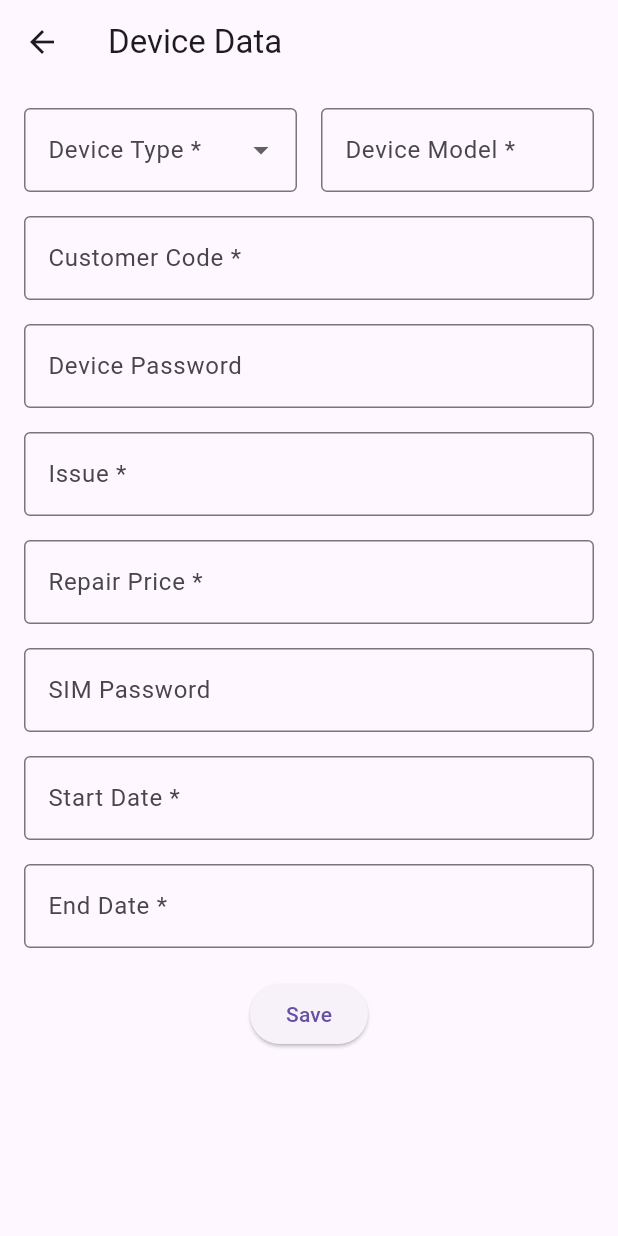
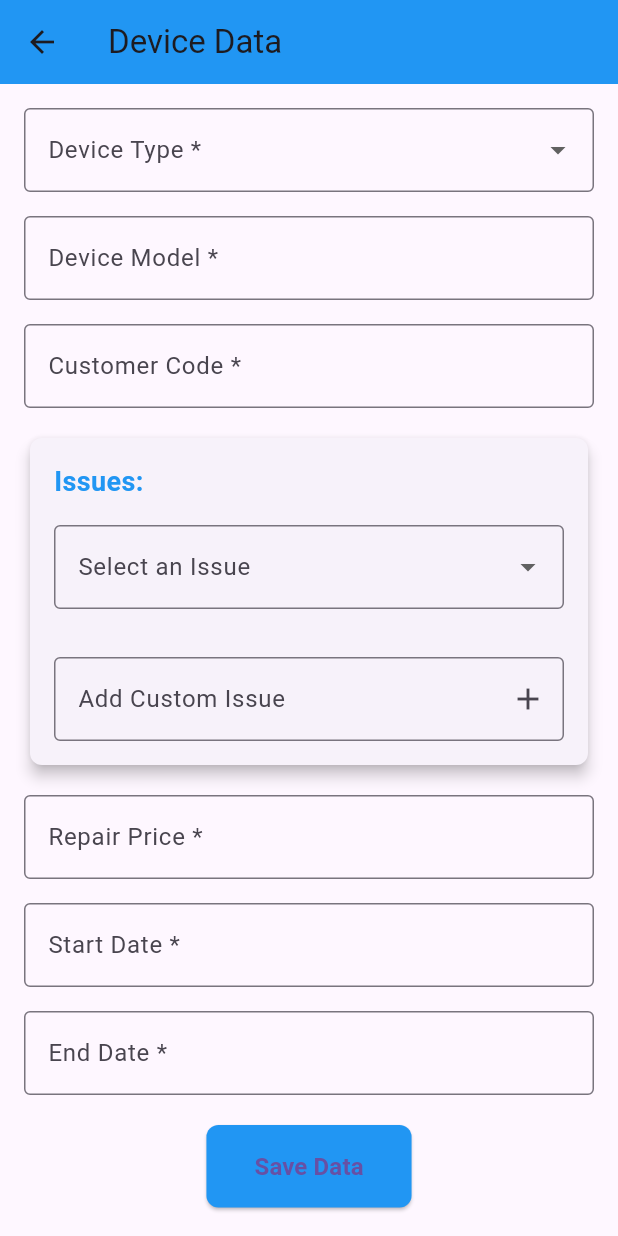
Before and after one commit to shenouda54/handy_notfall, a Flutter app: the screen it shows after launch, after a tap on "Next", on a phone screen of 412 x 824 dp. Run offline on Flutter 3.47's test engine with Material 3 defaults, Android fonts, the phone set to English and light mode, and no system bars.

Commit message:
finish screen 1.1

```diff
--- a/lib/data_telpone_screen.dart
+++ /dev/null
@@ -1,226 +0,0 @@
-import 'package:flutter/material.dart';
-
-class DataTelponeScreen extends StatelessWidget {
-  const DataTelponeScreen({super.key});
-
-  @override
-  Widget build(BuildContext context) {
-    final GlobalKey<FormState> _formKey = GlobalKey<FormState>();
-    final TextEditingController modelController = TextEditingController();
-    final TextEditingController customerCodeController =
-        TextEditingController();
-    final TextEditingController devicePasswordController =
-        TextEditingController();
-    final TextEditingController issueController = TextEditingController();
-    final TextEditingController repairPriceController = TextEditingController();
-    final TextEditingController simPasswordController = TextEditingController();
-    final TextEditingController startDateController = TextEditingController();
-    final TextEditingController endDateController = TextEditingController();
-
-    String? selectedDeviceType;
-    final List<String> deviceTypes = [
-      'Dell',
-      'Apple',
-      'Samsung',
-      'HP',
-      'Lenovo',
-      'Sony',
-      'LG',
-      'Huawei',
-      'Toshiba',
-      'Asus',
-      'Acer',
-      'Microsoft',
-      'Nvidia',
-      'MacBook',
-      'AirPods',
-      'PlayStation',
-      'OLED',
-      'Xiaomi',
-      'Casio ',
-      'Sennheiser ',
-    ];
-
-    return Scaffold(
-      appBar: AppBar(
-        title: const Text('Device Data'),
-      ),
-      body: SingleChildScrollView(
-        padding: const EdgeInsets.all(16.0),
-        child: Form(
-          key: _formKey,
-          child: Column(
-            crossAxisAlignment: CrossAxisAlignment.start,
-            children: [
-              Row(
-                children: [
-                  Expanded(
-                    child:   // نوع الجهاز
-                    DropdownButtonFormField<String>(
-                      value: selectedDeviceType,
-                      decoration: const InputDecoration(
-                        labelText: 'Device Type *',
-                        border: OutlineInputBorder(),
-                      ),
-                      items: deviceTypes
-                          .map((type) => DropdownMenuItem(
-                        value: type,
-                        child: Text(type),
-                      ))
-                          .toList(),
-                      onChanged: (value) {
-                        selectedDeviceType = value;
-                      },
-                      validator: (value) {
-                        if (value == null || value.isEmpty) {
-                          return 'Please select a device type';
-                        }
-                        return null;
-                      },
-                    ),
-                  ),
-                  const SizedBox(width: 16),
-                  Expanded(
-                    child: // موديل الجهاز
-                    TextFormField(
-                      controller: modelController,
-                      decoration: const InputDecoration(
-                        labelText: 'Device Model *',
-                        border: OutlineInputBorder(),
-                      ),
-                      validator: (value) {
-                        if (value == null || value.isEmpty) {
-                          return 'Please enter the device model';
-                        }
-                        return null;
-                      },
-                    ),
-                  ),
-                  const SizedBox(height: 16),
-                ],
-              ),
-
-
-
-
-              const SizedBox(height: 16),
-              // كود العميل
-              TextFormField(
-                controller: customerCodeController,
-                decoration: const InputDecoration(
-                  labelText: 'Customer Code *',
-                  border: OutlineInputBorder(),
-                ),
-                validator: (value) {
-                  if (value == null || value.isEmpty) {
-                    return 'Please enter the customer code';
-                  }
-                  return null;
-                },
-              ),
-              const SizedBox(height: 16),
-              // باسورد الجهاز
-              TextFormField(
-                controller: devicePasswordController,
-                decoration: const InputDecoration(
-                  labelText: 'Device Password',
-                  border: OutlineInputBorder(),
-                ),
-                obscureText: true,
-              ),
-              const SizedBox(height: 16),
-              // العطل
-              TextFormField(
-                controller: issueController,
-                decoration: const InputDecoration(
-                  labelText: 'Issue *',
-                  border: OutlineInputBorder(),
-                ),
-                validator: (value) {
-                  if (value == null || value.isEmpty) {
-                    return 'Please describe the issue';
-                  }
-                  return null;
-                },
-              ),
-              const SizedBox(height: 16),
-              // سعر التصليح
-              TextFormField(
-                controller: repairPriceController,
-                decoration: const InputDecoration(
-                  labelText: 'Repair Price *',
-                  border: OutlineInputBorder(),
-                ),
-                keyboardType: TextInputType.number,
-                validator: (value) {
-                  if (value == null || value.isEmpty) {
-                    return 'Please enter the repair price';
-                  }
-                  return null;
-                },
-              ),
-              const SizedBox(height: 16),
-              // باسورد الشريحة
-              TextFormField(
-                controller: simPasswordController,
-                decoration: const InputDecoration(
-                  labelText: 'SIM Password',
-                  border: OutlineInputBorder(),
-                ),
-                obscureText: true,
-              ),
-              const SizedBox(height: 16),
-              // تاريخ التسجيل
-              TextFormField(
-                controller: startDateController,
-                decoration: const InputDecoration(
-                  labelText: 'Start Date *',
-                  border: OutlineInputBorder(),
-                ),
-                keyboardType: TextInputType.datetime,
-                validator: (value) {
-                  if (value == null || value.isEmpty) {
-                    return 'Please enter the start date';
-                  }
-                  return null;
-                },
-              ),
-              const SizedBox(height: 16),
-              // تاريخ انتهاء التصليح
-              TextFormField(
-                controller: endDateController,
-                decoration: const InputDecoration(
-                  labelText: 'End Date *',
-                  border: OutlineInputBorder(),
-                ),
-                keyboardType: TextInputType.datetime,
-                validator: (value) {
-                  if (value == null || value.isEmpty) {
-                    return 'Please enter the end date';
-                  }
-                  return null;
-                },
-              ),
-              const SizedBox(height: 20),
-              // زر الحفظ
-              Center(
-                child: ElevatedButton(
-                  onPressed: () {
-                    if (_formKey.currentState!.validate()) {
-                      // حفظ البيانات أو أي منطق آخر
-                      ScaffoldMessenger.of(context).showSnackBar(
-                        const SnackBar(
-                            content: Text('Data Saved Successfully!')),
-                      );
-                    }
-                  },
-                  child: const Text('Save'),
-                ),
-              ),
-            ],
-          ),
-        ),
-      ),
-    );
-  }
-}
--- a/lib/screens/data_of_custmer_screen.dart
+++ b/lib/screens/data_of_custmer_screen.dart
@@ -1,5 +1,6 @@
 import 'package:flutter/material.dart';
-import 'package:handy_notfall/data_telpone_screen.dart';
+
+import 'data_telpone_screen.dart';
 
 class CustomerScreen extends StatefulWidget {
   const CustomerScreen({super.key});
--- /dev/null
+++ b/lib/screens/data_telpone_screen.dart
@@ -0,0 +1,327 @@
+import 'package:flutter/material.dart';
+
+class DataTelponeScreen extends StatefulWidget {
+  const DataTelponeScreen({super.key});
+
+  @override
+  State<DataTelponeScreen> createState() => _DataTelponeScreenState();
+}
+
+class _DataTelponeScreenState extends State<DataTelponeScreen> {
+  final GlobalKey<FormState> _formKey = GlobalKey<FormState>();
+  final TextEditingController modelController = TextEditingController();
+  final TextEditingController customerCodeController = TextEditingController();
+  final TextEditingController repairPriceController = TextEditingController();
+  final TextEditingController startDateController = TextEditingController();
+  final TextEditingController endDateController = TextEditingController();
+  final TextEditingController customIssueController = TextEditingController();
+
+  String? selectedDeviceType;
+  final List<String> deviceTypes = [
+    'Dell',
+    'Apple',
+    'Samsung',
+    'HP',
+    'Lenovo',
+    'Sony',
+    'LG',
+    'Huawei',
+    'Toshiba',
+    'Asus',
+    'Acer',
+    'Microsoft',
+  ];
+
+  final List<String> issueOptions = [
+    'Screen',
+    'Battery',
+    'Camera',
+    'Speaker',
+    'Charging Port',
+  ];
+
+  String? selectedIssue;
+  final List<String> selectedIssues = [];
+
+  @override
+  Widget build(BuildContext context) {
+    return Scaffold(
+      appBar: AppBar(
+        title: const Text('Device Data'),
+        backgroundColor: Colors.blue,
+      ),
+      body: SingleChildScrollView(
+        padding: const EdgeInsets.all(16.0),
+        child: Form(
+          key: _formKey,
+          child: Column(
+            crossAxisAlignment: CrossAxisAlignment.start,
+            children: [
+              // اختيار نوع الجهاز
+              _buildDropdownField(
+                label: 'Device Type *',
+                value: selectedDeviceType,
+                items: deviceTypes,
+                onChanged: (value) {
+                  setState(() {
+                    selectedDeviceType = value;
+                  });
+                },
+              ),
+              const SizedBox(height: 16.0),
+
+              // موديل الجهاز
+              _buildInputField(
+                controller: modelController,
+                label: 'Device Model *',
+              ),
+              const SizedBox(height: 16.0),
+
+              // كود العميل
+              _buildInputField(
+                controller: customerCodeController,
+                label: 'Customer Code *',
+              ),
+              const SizedBox(height: 16.0),
+
+              // المشاكل داخل Card
+              Card(
+                elevation: 4.0,
+                shape: RoundedRectangleBorder(
+                  borderRadius: BorderRadius.circular(8.0),
+                ),
+                child: Padding(
+                  padding: const EdgeInsets.all(16.0),
+                  child: Column(
+                    crossAxisAlignment: CrossAxisAlignment.start,
+                    children: [
+                      const Text(
+                        'Issues:',
+                        style: TextStyle(
+                          fontSize: 18.0,
+                          fontWeight: FontWeight.bold,
+                          color: Colors.blue,
+                        ),
+                      ),
+                      const SizedBox(height: 16.0),
+
+                      // اختيار عطل من القائمة
+                      DropdownButtonFormField<String>(
+                        value: selectedIssue,
+                        decoration: const InputDecoration(
+                          labelText: 'Select an Issue',
+                          border: OutlineInputBorder(),
+                        ),
+                        items: issueOptions
+                            .map((issue) => DropdownMenuItem(
+                          value: issue,
+                          child: Text(issue),
+                        ))
+                            .toList(),
+                        onChanged: (value) {
+                          setState(() {
+                            selectedIssue = value;
+                            if (value != null &&
+                                !selectedIssues.contains(value)) {
+                              selectedIssues.add(value);
+                            }
+                          });
+                        },
+                        validator: (value) {
+                          if (selectedIssues.isEmpty) {
+                            return 'Please select at least one issue.';
+                          }
+                          return null;
+                        },
+                      ),
+                      const SizedBox(height: 16.0),
+
+                      // عرض الأعطال المختارة
+                      if (selectedIssues.isNotEmpty)
+                        Wrap(
+                          spacing: 8.0,
+                          runSpacing: 8.0,
+                          children: selectedIssues.map((issue) {
+                            return Chip(
+                              label: Text(issue),
+                              deleteIcon: const Icon(Icons.close),
+                              onDeleted: () {
+                                setState(() {
+                                  selectedIssues.remove(issue);
+                                });
+                              },
+                            );
+                          }).toList(),
+                        ),
+                      const SizedBox(height: 16.0),
+
+                      // إضافة عطل يدويًا
+                      TextFormField(
+                        controller: customIssueController,
+                        decoration: InputDecoration(
+                          labelText: 'Add Custom Issue',
+                          border: const OutlineInputBorder(),
+                          suffixIcon: IconButton(
+                            icon: const Icon(Icons.add),
+                            onPressed: () {
+                              if (customIssueController.text.isNotEmpty &&
+                                  !selectedIssues.contains(
+                                      customIssueController.text)) {
+                                setState(() {
+                                  selectedIssues.add(customIssueController.text);
+                                  customIssueController.clear();
+                                });
+                              }
+                            },
+                          ),
+                        ),
+                      ),
+                    ],
+                  ),
+                ),
+              ),
+              const SizedBox(height: 16.0),
+
+              // سعر التصليح
+              _buildInputField(
+                controller: repairPriceController,
+                label: 'Repair Price *',
+                keyboardType: TextInputType.number,
+              ),
+              const SizedBox(height: 16.0),
+
+              // تاريخ البداية
+              _buildDateField(
+                controller: startDateController,
+                label: 'Start Date *',
+                context: context,
+              ),
+              const SizedBox(height: 16.0),
+
+              // تاريخ النهاية
+              _buildDateField(
+                controller: endDateController,
+                label: 'End Date *',
+                context: context,
+              ),
+              const SizedBox(height: 20.0),
+
+              // زر الحفظ
+              Center(
+                child: ElevatedButton(
+                  style: ElevatedButton.styleFrom(
+                    backgroundColor: Colors.blue,
+                    padding: const EdgeInsets.symmetric(
+                        horizontal: 32.0, vertical: 16.0),
+                    shape: RoundedRectangleBorder(
+                      borderRadius: BorderRadius.circular(8.0),
+                    ),
+                  ),
+                  onPressed: () {
+                    if (_formKey.currentState!.validate() &&
+                        selectedIssues.isNotEmpty) {
+                      ScaffoldMessenger.of(context).showSnackBar(
+                        SnackBar(
+                          content: Text(
+                              'Data Saved Successfully! Issues: ${selectedIssues.join(', ')}'),
+                        ),
+                      );
+                    }
+                  },
+                  child: const Text(
+                    'Save Data',
+                    style: TextStyle(fontSize: 16.0, fontWeight: FontWeight.bold),
+                  ),
+                ),
+              ),
+            ],
+          ),
+        ),
+      ),
+    );
+  }
+
+  // حقل إدخال عام
+  Widget _buildInputField({
+    required TextEditingController controller,
+    required String label,
+    TextInputType keyboardType = TextInputType.text,
+  }) {
+    return TextFormField(
+      controller: controller,
+      keyboardType: keyboardType,
+      decoration: InputDecoration(
+        labelText: label,
+        border: const OutlineInputBorder(),
+      ),
+      validator: (value) {
+        if (value == null || value.isEmpty) {
+          return 'Please enter $label';
+        }
+        return null;
+      },
+    );
+  }
+
+  // حقل إدخال تاريخ
+  Widget _buildDateField({
+    required TextEditingController controller,
+    required String label,
+    required BuildContext context,
+  }) {
+    return TextFormField(
+      controller: controller,
+      decoration: InputDecoration(
+        labelText: label,
+        border: const OutlineInputBorder(),
+      ),
+      readOnly: true,
+      onTap: () async {
+        DateTime? pickedDate = await showDatePicker(
+          context: context,
+          initialDate: DateTime.now(),
+          firstDate: DateTime(2000),
+          lastDate: DateTime(2100),
+        );
+        if (pickedDate != null) {
+          controller.text = pickedDate.toString().split(' ')[0];
+        }
+      },
+      validator: (value) {
+        if (value == null || value.isEmpty) {
+          return 'Please select $label';
+        }
+        return null;
+      },
+    );
+  }
+
+  // حقل اختيار منسدلة
+  Widget _buildDropdownField({
+    required String label,
+    required String? value,
+    required List<String> items,
+    required Function(String?) onChanged,
+  }) {
+    return DropdownButtonFormField<String>(
+      value: value,
+      decoration: InputDecoration(
+        labelText: label,
+        border: const OutlineInputBorder(),
+      ),
+      items: items
+          .map((item) => DropdownMenuItem(
+        value: item,
+        child: Text(item),
+      ))
+          .toList(),
+      onChanged: onChanged,
+      validator: (value) {
+        if (value == null || value.isEmpty) {
+          return 'Please select $label';
+        }
+        return null;
+      },
+    );
+  }
+}
--- a/lib/splash_screen.dart
+++ b/lib/splash_screen.dart
@@ -1,5 +1,3 @@
-import 'dart:async';
-
 import 'package:flutter/material.dart';
 
 import 'screens/data_of_custmer_screen.dart';
@@ -14,26 +12,42 @@ class SplashScreen extends StatefulWidget {
 class _SplashScreenState extends State<SplashScreen> {
   @override
   void initState() {
-    Timer(
-      Duration(seconds: 5),
-          () {
-        Navigator.pushReplacement(
-          context,
-          MaterialPageRoute(
-            builder: (context) => CustomerScreen(),
-          ),
-        );
-      },
-    );
     super.initState();
+
+    // تأخير لمدة 4 ثوانٍ قبل الانتقال إلى CustomerScreen
+    Future.delayed(const Duration(seconds: 4), () {
+      Navigator.pushReplacement(
+        context,
+        MaterialPageRoute(
+          builder: (context) => const CustomerScreen(),
+        ),
+      );
+    });
   }
 
   @override
   Widget build(BuildContext context) {
     return Scaffold(
-      backgroundColor: Colors.black,
+      backgroundColor: Colors.black, // خلفية سوداء
       body: Center(
-        child: Image.asset('assets/images/logo_handynotfall-white.webp'),
+        child: Column(
+          mainAxisAlignment: MainAxisAlignment.center,
+          children: [
+            Image.asset(
+              'assets/images/logo_handynotfall-white.webp', // شعار التطبيق
+              width: MediaQuery.of(context).size.width * 0.6, // عرض الصورة
+            ),
+            const SizedBox(height: 20.0),
+            Text(
+              'HandyNotfall',
+              style: TextStyle(
+                color: Color(0xFFE53935), // الأحمر للعناوين الكبيرة
+                fontSize: 28.0,
+                fontWeight: FontWeight.bold,
+              ), // النص بالأحمر الكبير
+            ),
+          ],
+        ),
       ),
     );
   }
--- /dev/null
+++ b/lib/theme_data.dart
@@ -0,0 +1,39 @@
+import 'package:flutter/material.dart';
+
+final ThemeData handyNotfallTheme = ThemeData(
+  primaryColor: const Color(0xFFE53935), // اللون الأحمر الأساسي
+  scaffoldBackgroundColor: const Color(0xFF000000), // تعيين الخلفية السوداء
+  appBarTheme: const AppBarTheme(
+    backgroundColor: Color(0xFF000000), // لون شريط التطبيق
+    titleTextStyle: TextStyle(
+      color: Colors.white,
+      fontSize: 20.0,
+      fontWeight: FontWeight.bold,
+    ),
+    iconTheme: IconThemeData(color: Colors.white),
+  ),
+  textTheme: const TextTheme(
+    bodyLarge: TextStyle(color: Colors.white), // النصوص العامة الحديثة
+    bodyMedium: TextStyle(color: Colors.white70), // النصوص الثانوية الحديثة
+    displayLarge: TextStyle(
+      color: Color(0xFFE53935), // الأحمر للعناوين الكبيرة
+      fontSize: 28.0,
+      fontWeight: FontWeight.bold,
+    ),
+    displayMedium: TextStyle(
+      color: Colors.white, // الأبيض للعناوين المتوسطة
+      fontSize: 24.0,
+      fontWeight: FontWeight.bold,
+    ),
+  ),
+  elevatedButtonTheme: ElevatedButtonThemeData(
+    style: ElevatedButton.styleFrom(
+      backgroundColor: const Color(0xFFE53935), // لون زر بالأحمر
+      padding: const EdgeInsets.symmetric(horizontal: 32.0, vertical: 16.0),
+      textStyle: const TextStyle(fontSize: 16.0, fontWeight: FontWeight.bold),
+      shape: RoundedRectangleBorder(
+        borderRadius: BorderRadius.circular(8.0),
+      ),
+    ),
+  ),
+);
```
Lines whose indentation alone changed are shown as unchanged.
